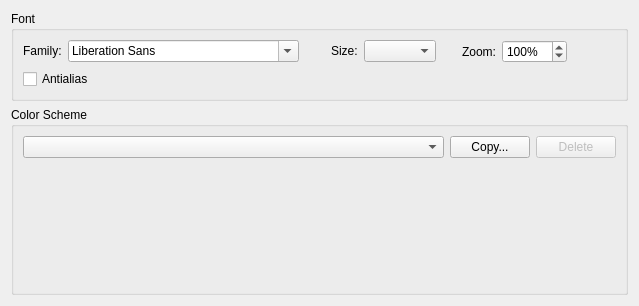
First picture: the form in src/plugins/texteditor/fontsettingspage.ui, repository qt-creator/qt-creator, before the edit.
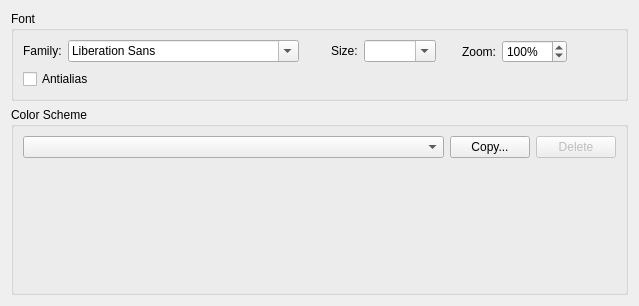
Second picture: the form after the edit. Custom widgets are drawn as their Qt base class.

Commit message:
Editor: Allow any point size as font size
...by making the size combobox editable. This way the user can still
access the proposed list of point sizes in the combo box.

Fixes: QTCREATORBUG-22536

```diff
--- a/src/plugins/texteditor/fontsettingspage.ui
+++ b/src/plugins/texteditor/fontsettingspage.ui
@@ -132,6 +132,9 @@
           <verstretch>0</verstretch>
          </sizepolicy>
         </property>
+        <property name="editable">
+         <bool>true</bool>
+        </property>
        </widget>
       </item>
      </layout>
```
The commit also changes 1 other file.
